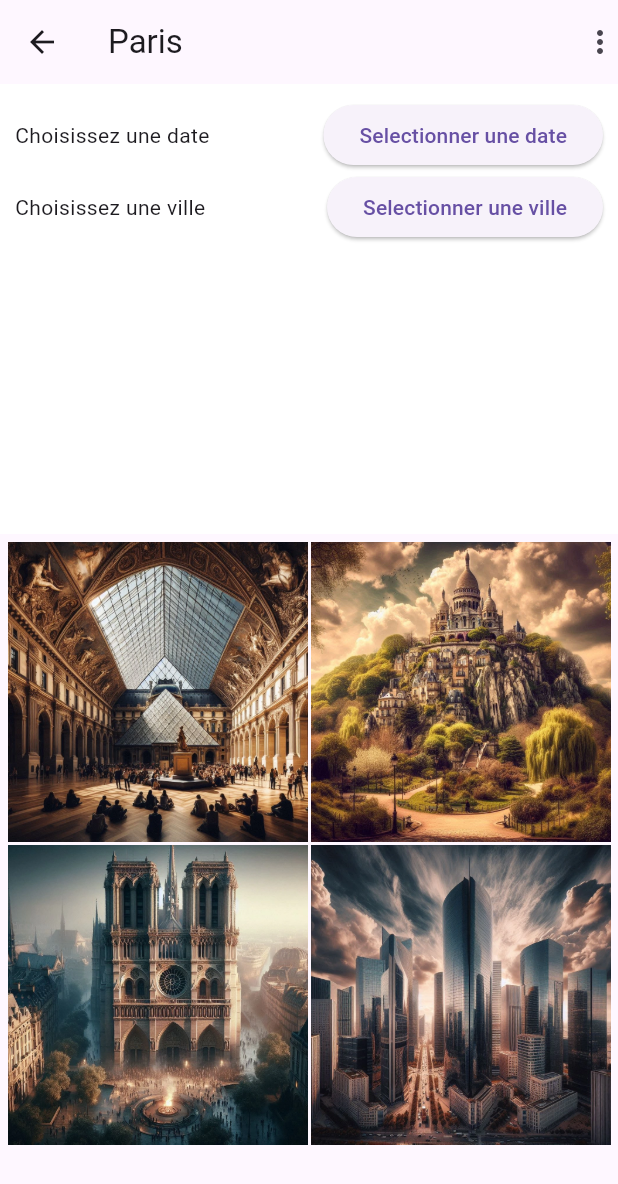
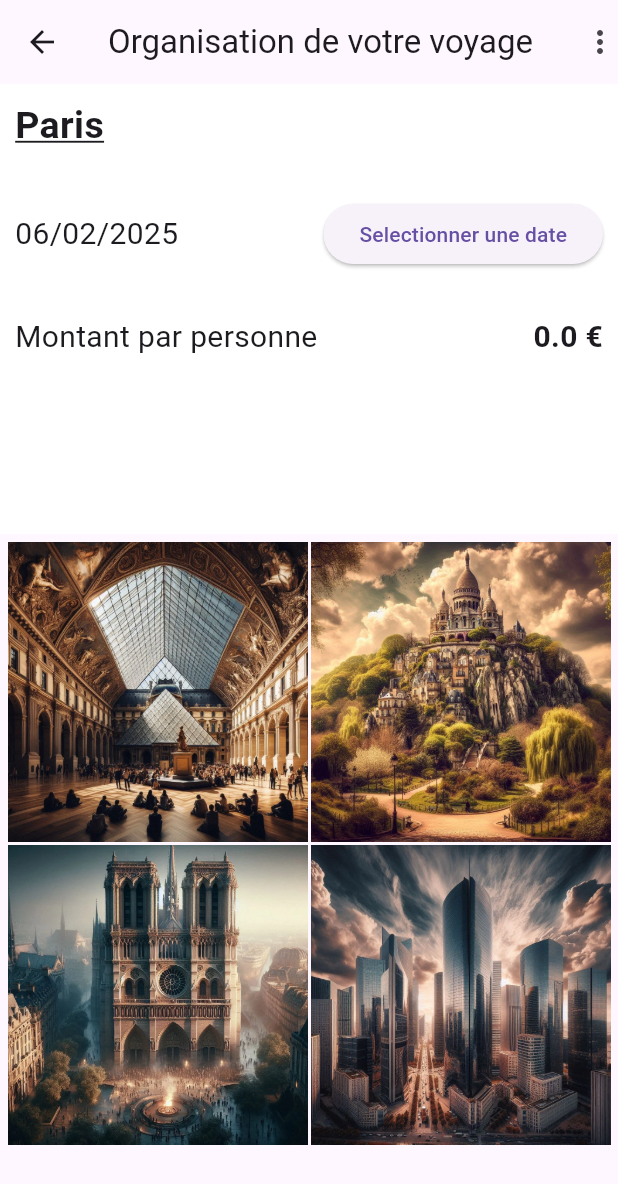
Before and after one commit to KevinStandaert/city_tr, a Flutter app: the screen it shows after launch, on a phone screen of 412 x 824 dp. Shown: the top 1184 px of the screen. Run offline on Flutter 3.47's test engine with Material 3 defaults, Android fonts, the phone set to English and light mode, and no system bars.

Commit message:
feat: add datepicker and refacto

```diff
--- a/lib/views/city/city.dart
+++ b/lib/views/city/city.dart
@@ -1,6 +1,7 @@
 import 'package:city_tr/models/activity.model.dart';
 import 'package:city_tr/models/trip.model.dart';
 import 'package:city_tr/views/city/widgets/activity_card.dart';
+import 'package:city_tr/views/city/widgets/trip_overview.dart';
 import 'package:flutter/material.dart';
 import '../../data/data.dart' as data;
 
@@ -13,14 +14,30 @@ class City extends StatefulWidget {
 }
 
 class _CityState extends State<City> {
-  Trip mytrip = Trip(activities: [], city: 'Paris', date: DateTime.now());
+  Trip myTrip = Trip(activities: [], city: 'Paris', date: DateTime.now());
+
+  void setDate() {
+    showDatePicker(
+      context: context,
+      initialDate: DateTime.now().add(Duration(days: 1)),
+      firstDate: DateTime.now().add(Duration(days: 1)),
+      lastDate: DateTime.now().add(Duration(days: 365)),
+    ).then((newDate) {
+      if (newDate != null) {
+        setState(() {
+          myTrip.date = newDate;
+        });
+      }
+    });
+  }
+
 
   @override
   Widget build(BuildContext context) {
     return Scaffold(
       appBar: AppBar(
         leading: Icon(Icons.arrow_back),
-        title: Text('Paris'),
+        title: Text('Organisation de votre voyage'),
         actions: <Widget>[
           Icon(Icons.more_vert),
         ],
@@ -28,36 +45,7 @@ class _CityState extends State<City> {
       body: Container(
         child: Column(
           children: [
-            Container(
-                padding: EdgeInsets.all(10),
-                height: 300,
-                color: Colors.white,
-                child: Column(
-                  children: [
-                    Row(
-                      children: [
-                        Expanded(
-                          child: Text('Choisissez une date'),
-                        ),
-                        ElevatedButton(
-                          onPressed: () {},
-                          child: Text('Selectionner une date'),
-                        ),
-                      ],
-                    ),
-                    Row(
-                      children: [
-                        Expanded(
-                          child: Text('Choisissez une ville'),
-                        ),
-                        ElevatedButton(
-                          onPressed: () {},
-                          child: Text('Selectionner une ville'),
-                        ),
-                      ],
-                    )
-                  ],
-                )),
+            TripOverview(setDate: setDate, myTrip: myTrip),
             Expanded(
               child: Container(
                 padding: EdgeInsets.all(5),
--- a/lib/views/city/widgets/activity_card.dart
+++ b/lib/views/city/widgets/activity_card.dart
@@ -8,7 +8,7 @@ class ActivityCard extends StatelessWidget {
 
   @override
   Widget build(BuildContext context) {
-    return Container(
+    return SizedBox(
       width: double.infinity,
       // margin: EdgeInsets.all(5),
       child: Image.asset(
--- /dev/null
+++ b/lib/views/city/widgets/trip_overview.dart
@@ -0,0 +1,84 @@
+import 'package:city_tr/models/trip.model.dart';
+import 'package:flutter/material.dart';
+import 'package:intl/intl.dart';
+
+class TripOverview extends StatelessWidget {
+  final VoidCallback setDate;
+  final Trip myTrip;
+
+  double get amount {
+    return 0;
+  }
+
+  const TripOverview({super.key, required this.setDate, required this.myTrip});
+
+  @override
+  Widget build(BuildContext context) {
+    return Container(
+      padding: EdgeInsets.all(10),
+      height: 300,
+      color: Colors.white,
+      child: Column(
+        crossAxisAlignment: CrossAxisAlignment.start,
+        children: [
+          Text(
+            'Paris',
+            style: TextStyle(
+              fontSize: 25,
+              decoration: TextDecoration.underline,
+              fontWeight: FontWeight.bold,
+            ),
+          ),
+          SizedBox(
+            height: 30,
+          ),
+          Row(
+            children: [
+              Expanded(
+                child: Text(
+                  DateFormat("dd/MM/y").format(myTrip.date),
+                  style: TextStyle(fontSize: 20),
+                ),
+              ),
+              ElevatedButton(
+                onPressed: setDate,
+                child: Text('Selectionner une date'),
+              ),
+            ],
+          ),
+          SizedBox(
+            height: 30,
+          ),
+          Row(
+            children: [
+              Expanded(
+                child: Text(
+                  'Montant par personne',
+                  style: TextStyle(fontSize: 20),
+                ),
+              ),
+              Text(
+                '$amount €',
+                style: TextStyle(
+                  fontSize: 20,
+                  fontWeight: FontWeight.bold,
+                ),
+              ),
+            ],
+          ),
+          // Row(
+          //   children: [
+          //     Expanded(
+          //       child: Text('Choisissez une ville'),
+          //     ),
+          //     ElevatedButton(
+          //       onPressed: () {},
+          //       child: Text('Selectionner une ville'),
+          //     ),
+          //   ],
+          // ),
+        ],
+      ),
+    );
+  }
+}
--- a/pubspec.yaml
+++ b/pubspec.yaml
@@ -34,6 +34,7 @@ dependencies:
   # The following adds the Cupertino Icons font to your application.
   # Use with the CupertinoIcons class for iOS style icons.
   cupertino_icons: ^1.0.8
+  intl: ^0.20.2
 
 dev_dependencies:
   flutter_test:
```
Also changed, not shown: pubspec.lock.
